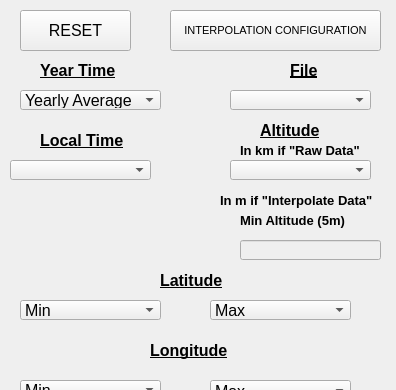
First picture: the form in mcd_visualizer_dockwidget_base.ui, repository davidsr21/mcd_visualizer, before the edit; both pictures show x 0 to 396 and y 0 to 390 of the 396 by 923 pixel window.
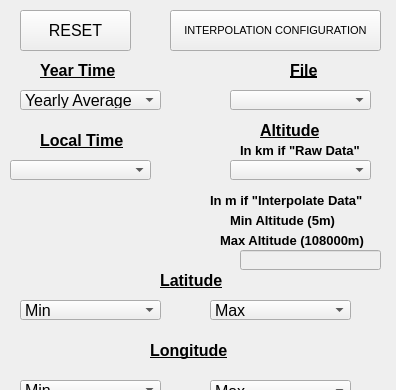
Second picture: the form after the edit.

Commit message: Interpolation in altitude succeeded

Diff of the .ui file:
```diff
--- a/mcd_visualizer_dockwidget_base.ui
+++ b/mcd_visualizer_dockwidget_base.ui
@@ -535,7 +535,7 @@
    <widget class="QLabel" name="Label_Altitud_3">
     <property name="geometry">
      <rect>
-      <x>220</x>
+      <x>210</x>
       <y>190</y>
       <width>171</width>
       <height>21</height>
@@ -560,7 +560,7 @@
     <property name="geometry">
      <rect>
       <x>240</x>
-      <y>240</y>
+      <y>250</y>
       <width>141</width>
       <height>20</height>
      </rect>
@@ -579,7 +579,7 @@
    <widget class="QLabel" name="Label_Altitud_4">
     <property name="geometry">
      <rect>
-      <x>240</x>
+      <x>230</x>
       <y>210</y>
       <width>171</width>
       <height>21</height>
@@ -597,6 +597,27 @@
      <string>Min Altitude (5m)</string>
     </property>
    </widget>
+   <widget class="QLabel" name="Label_Altitud_5">
+    <property name="geometry">
+     <rect>
+      <x>220</x>
+      <y>230</y>
+      <width>171</width>
+      <height>21</height>
+     </rect>
+    </property>
+    <property name="font">
+     <font>
+      <pointsize>10</pointsize>
+      <weight>75</weight>
+      <bold>true</bold>
+      <underline>false</underline>
+     </font>
+    </property>
+    <property name="text">
+     <string>Max Altitude (108000m)</string>
+    </property>
+   </widget>
   </widget>
  </widget>
  <resources/>
```
The commit also changes 4 other files.
